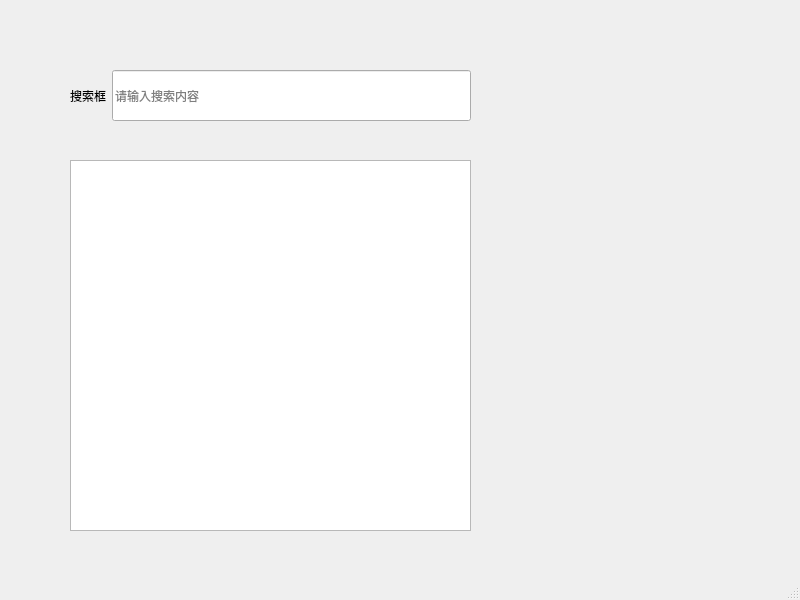
This is Controls/controltest.ui in YuyangHou1230/Common as Qt 5 draws it before an edit. The edited form follows.
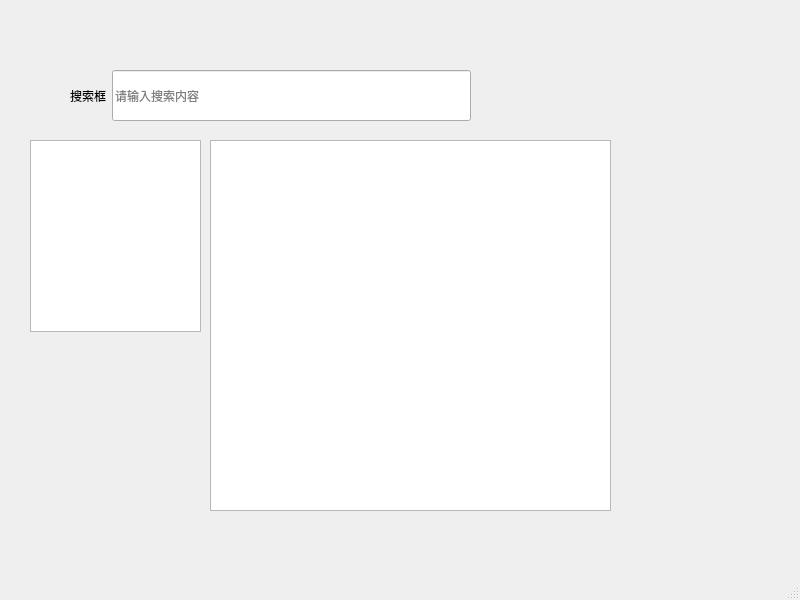
This is the edited form. Custom widgets are drawn as their Qt base class.

Commit message: 增加Examples子工程，方便编写测试demo， 增加TableMenu控件

The edit to the form file:
```diff
--- a/Controls/controltest.ui
+++ b/Controls/controltest.ui
@@ -49,13 +49,23 @@
    <widget class="SecondaryListWidget" name="listView">
     <property name="geometry">
      <rect>
-      <x>70</x>
-      <y>160</y>
+      <x>210</x>
+      <y>140</y>
       <width>401</width>
       <height>371</height>
      </rect>
     </property>
    </widget>
+   <widget class="TableMenu" name="tableWidget">
+    <property name="geometry">
+     <rect>
+      <x>30</x>
+      <y>140</y>
+      <width>171</width>
+      <height>192</height>
+     </rect>
+    </property>
+   </widget>
   </widget>
   <widget class="QMenuBar" name="menubar">
    <property name="geometry">
@@ -80,6 +90,11 @@
    <extends>QListView</extends>
    <header>secondarylistwidget.h</header>
   </customwidget>
+  <customwidget>
+   <class>TableMenu</class>
+   <extends>QTableWidget</extends>
+   <header>tablemenu.h</header>
+  </customwidget>
  </customwidgets>
  <resources/>
  <connections/>
```
The commit also changes 14 other files.
